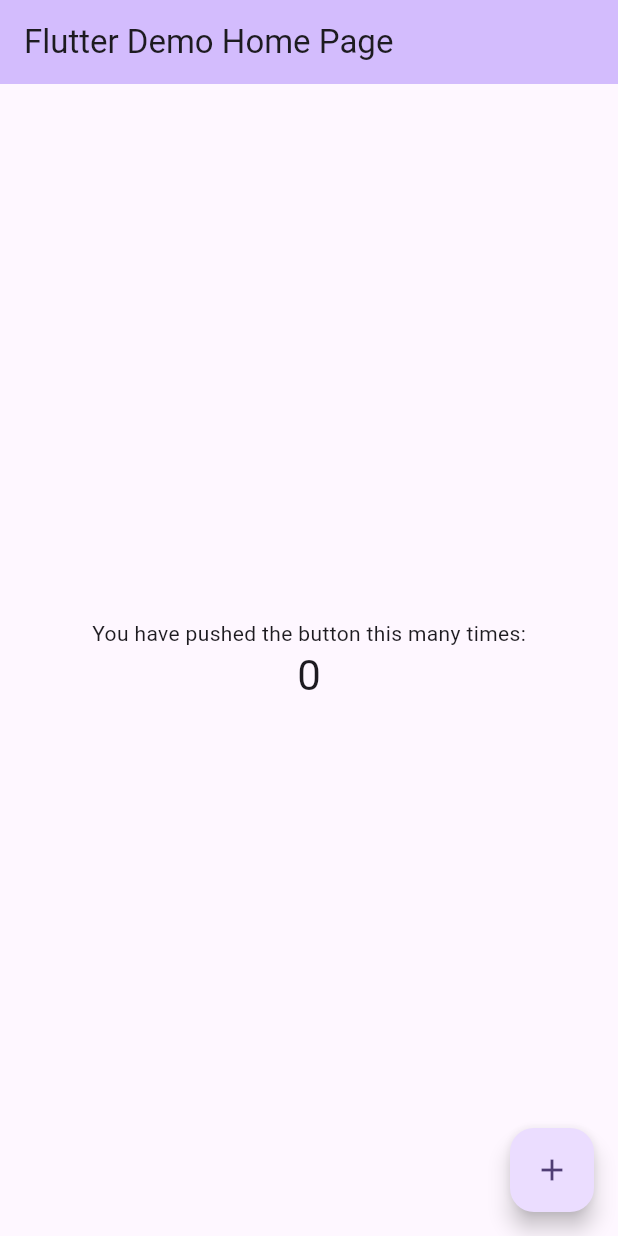
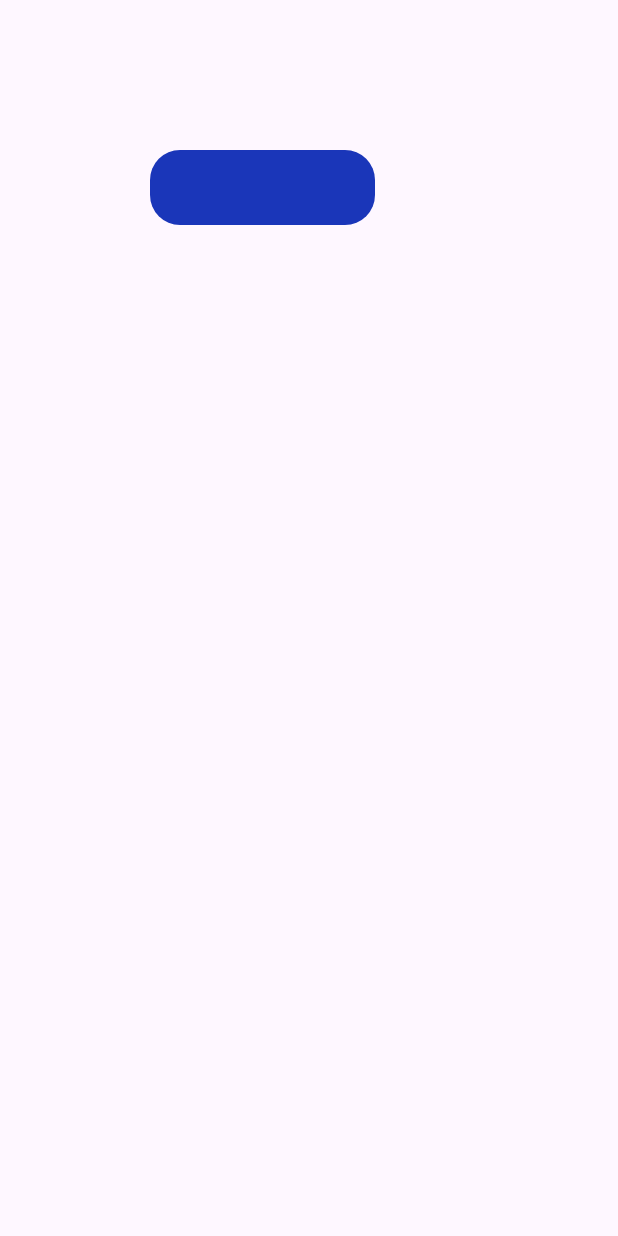
Before and after one commit to mozsarmate/photo-roulette, a Flutter app: the screen it shows after launch, on a phone screen of 412 x 824 dp. Run offline on Flutter 3.47's test engine with Material 3 defaults, Android fonts, the phone set to English and light mode, and no system bars.

Commit message:
Button beginings

```diff
--- /dev/null
+++ b/lib/components/button.dart
@@ -0,0 +1,19 @@
+import "package:flutter/material.dart";
+// import ="package:flutter_svg/flutter_svg.dart";
+
+class Button extends StatelessWidget {
+  const Button({super.key});
+
+  @override
+  Widget build(BuildContext context) {
+    return Container(
+        margin: EdgeInsets.all(100),
+        width: 150,
+        height: 50,
+        decoration: BoxDecoration(
+          color: Color(0xFF1A36B9),
+          borderRadius: BorderRadius.circular(20),
+
+        ));
+  }
+}
--- a/lib/main.dart
+++ b/lib/main.dart
@@ -1,4 +1,5 @@
 import 'package:flutter/material.dart';
+import 'package:photo_roulette/pages/home.dart';
 
 void main() {
   runApp(const MyApp());
@@ -10,33 +11,14 @@
   // This widget is the root of your application.
   @override
   Widget build(BuildContext context) {
-    return MaterialApp(
-      title: 'Flutter Demo',
-      theme: ThemeData(
-        // This is the theme of your application.
-        //
-        // TRY THIS: Try running your application with "flutter run". You'll see
-        // the application has a purple toolbar. Then, without quitting the app,
-        // try changing the seedColor in the colorScheme below to Colors.green
-        // and then invoke "hot reload" (save your changes or press the "hot
-        // reload" button in a Flutter-supported IDE, or press "r" if you used
-        // the command line to start the app).
-        //
-        // Notice that the counter didn't reset back to zero; the application
-        // state is not lost during the reload. To reset the state, use hot
-        // restart instead.
-        //
-        // This works for code too, not just values: Most code changes can be
-        // tested with just a hot reload.
-        colorScheme: ColorScheme.fromSeed(seedColor: Colors.deepPurple),
-        useMaterial3: true,
-      ),
-      home: const MyHomePage(title: 'Flutter Demo Home Page'),
+    return const MaterialApp(
+      debugShowCheckedModeBanner: false,
+      home: HomePage(),
     );
   }
 }
 
-class MyHomePage extends StatefulWidget {
+/*class MyHomePage extends StatefulWidget {
   const MyHomePage({super.key, required this.title});
 
   // This widget is the home page of your application. It is stateful, meaning
@@ -123,3 +105,4 @@
     );
   }
 }
+*/
--- /dev/null
+++ b/lib/pages/home.dart
@@ -0,0 +1,14 @@
+import "package:flutter/material.dart";
+import "../components/button.dart";
+
+class HomePage extends StatelessWidget {
+  const HomePage({super.key});
+
+  @override
+  Widget build(BuildContext context) {
+    return Scaffold(
+      body: Button()
+
+    );
+  }
+}
--- a/pubspec.yaml
+++ b/pubspec.yaml
@@ -59,8 +59,8 @@ flutter:
   uses-material-design: true
 
   # To add assets to your application, add an assets section, like this:
-  # assets:
-  #   - images/a_dot_burr.jpeg
+#  assets:
+#    - assets/icons/
   #   - images/a_dot_ham.jpeg
 
   # An image asset can refer to one or more resolution-specific "variants", see
```
